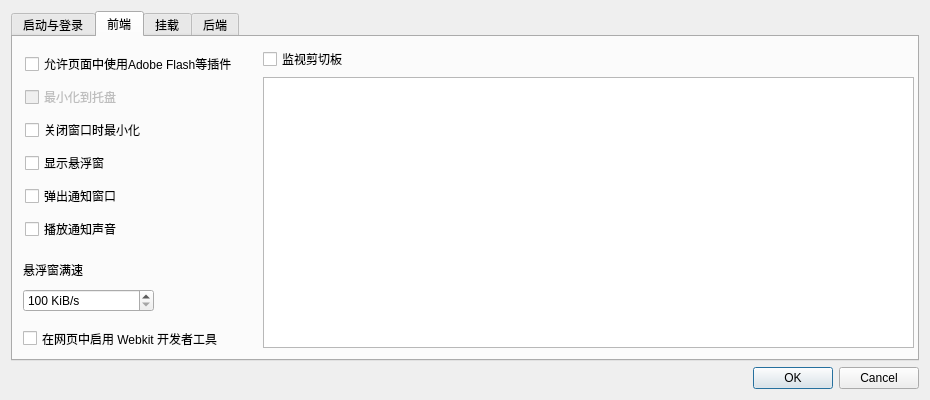
Xinkai/XwareDesktop, file src/frontend/ui/settings.ui: the form before one commit.
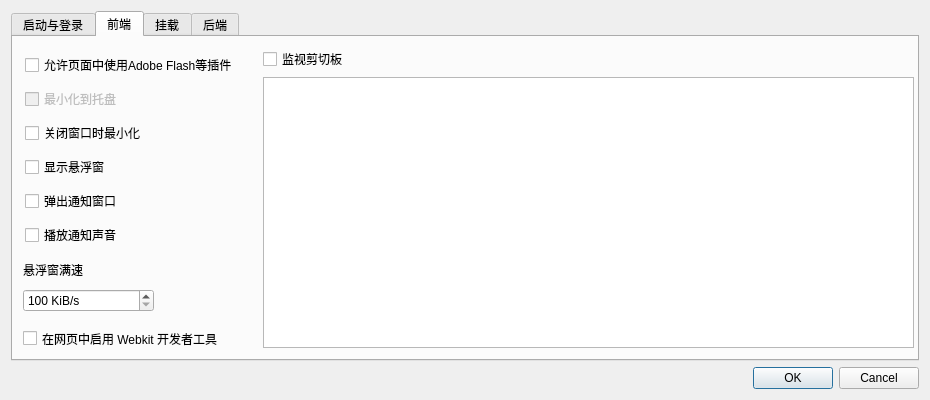
The form after the commit. The open tabs and pages were chosen to show the change. Icons and pictures are not drawn.

Patch:
```diff
--- a/src/frontend/ui/settings.ui
+++ b/src/frontend/ui/settings.ui
@@ -287,7 +287,7 @@
          <x>12</x>
          <y>12</y>
             <width>261</width>
-            <height>201</height>
+            <height>206</height>
         </rect>
        </property>
        <layout class="QVBoxLayout" name="verticalLayout_5">
```
Left out of the diff: 2 changed lines with no effect on the pictures.
